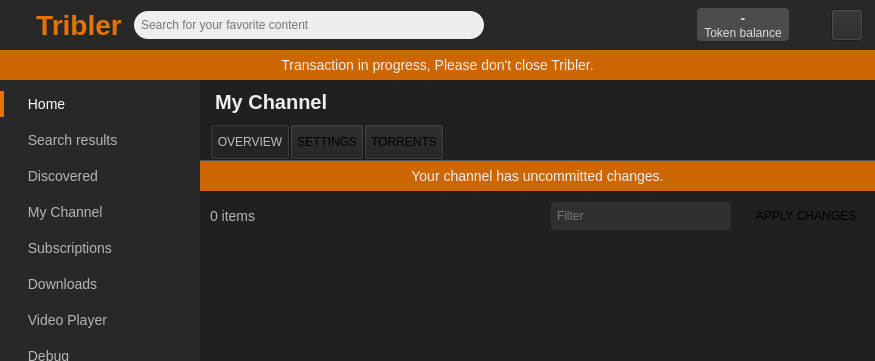
The window that TriblerGUI/qt_resources/mainwindow.ui (Tribler/tribler) describes before a commit, drawn with Qt 5; both pictures show x 0 to 875 and y 0 to 361 of the 875 by 777 pixel window.
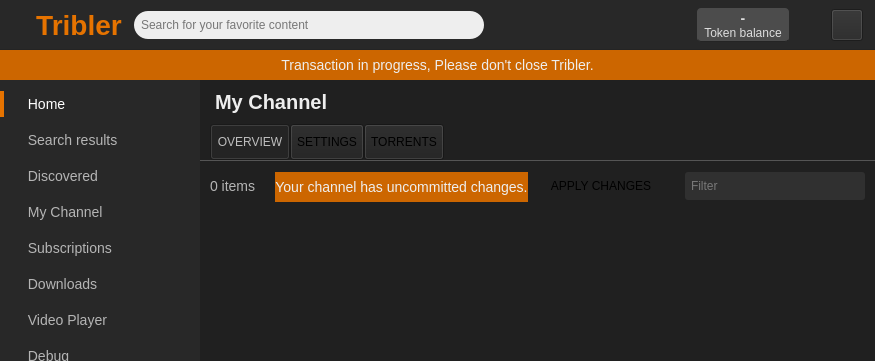
The same window after the commit. The open tabs and pages were chosen to show the change. Icons and pictures are not drawn. Custom widgets are drawn as their Qt base class.

Commit message: hide commit button if not dirty

What changed in the file:
```diff
--- a/TriblerGUI/qt_resources/mainwindow.ui
+++ b/TriblerGUI/qt_resources/mainwindow.ui
@@ -2363,38 +2363,6 @@
                   <property name="bottomMargin">
                    <number>0</number>
                   </property>
-                  <item>
-                   <widget class="QLabel" name="dirty_channel_status_bar">
-                    <property name="sizePolicy">
-                     <sizepolicy hsizetype="Preferred" vsizetype="Fixed">
-                      <horstretch>0</horstretch>
-                      <verstretch>0</verstretch>
-                     </sizepolicy>
-                    </property>
-                    <property name="minimumSize">
-                     <size>
-                      <width>0</width>
-                      <height>30</height>
-                     </size>
-                    </property>
-                    <property name="maximumSize">
-                     <size>
-                      <width>16777215</width>
-                      <height>30</height>
-                     </size>
-                    </property>
-                    <property name="styleSheet">
-                     <string notr="true">font-size: 14px; background-color: #cc6600;
-color: #eee;</string>
-                    </property>
-                    <property name="text">
-                     <string>Your channel has uncommitted changes.</string>
-                    </property>
-                    <property name="alignment">
-                     <set>Qt::AlignCenter</set>
-                    </property>
-                   </widget>
-                  </item>
                   <item>
                    <widget class="QWidget" name="edit_channel_torrents_top_bar" native="true">
                     <property name="minimumSize">
@@ -2467,6 +2435,109 @@
                        </property>
                       </spacer>
                      </item>
+                     <item>
+                      <widget class="QWidget" name="commit_control_bar" native="true">
+                       <property name="sizePolicy">
+                        <sizepolicy hsizetype="Fixed" vsizetype="Preferred">
+                         <horstretch>0</horstretch>
+                         <verstretch>0</verstretch>
+                        </sizepolicy>
+                       </property>
+                       <property name="minimumSize">
+                        <size>
+                         <width>50</width>
+                         <height>0</height>
+                        </size>
+                       </property>
+                       <layout class="QHBoxLayout" name="horizontalLayout_11">
+                        <item>
+                         <widget class="QLabel" name="dirty_channel_status_bar">
+                          <property name="sizePolicy">
+                           <sizepolicy hsizetype="Preferred" vsizetype="Fixed">
+                            <horstretch>0</horstretch>
+                            <verstretch>0</verstretch>
+                           </sizepolicy>
+                          </property>
+                          <property name="minimumSize">
+                           <size>
+                            <width>0</width>
+                            <height>30</height>
+                           </size>
+                          </property>
+                          <property name="maximumSize">
+                           <size>
+                            <width>16777215</width>
+                            <height>30</height>
+                           </size>
+                          </property>
+                          <property name="styleSheet">
+                           <string notr="true">font-size: 14px; background-color: #cc6600;
+color: #eee;</string>
+                          </property>
+                          <property name="text">
+                           <string>Your channel has uncommitted changes.</string>
+                          </property>
+                          <property name="alignment">
+                           <set>Qt::AlignCenter</set>
+                          </property>
+                         </widget>
+                        </item>
+                        <item>
+                         <spacer name="horizontalSpacer_45">
+                          <property name="orientation">
+                           <enum>Qt::Horizontal</enum>
+                          </property>
+                          <property name="sizeHint" stdset="0">
+                           <size>
+                            <width>10</width>
+                            <height>20</height>
+                           </size>
+                          </property>
+                         </spacer>
+                        </item>
+                        <item>
+                         <widget class="EllipseButton" name="edit_channel_commit_button">
+                          <property name="minimumSize">
+                           <size>
+                            <width>0</width>
+                            <height>28</height>
+                           </size>
+                          </property>
+                          <property name="maximumSize">
+                           <size>
+                            <width>16777215</width>
+                            <height>28</height>
+                           </size>
+                          </property>
+                          <property name="styleSheet">
+                           <string notr="true">border-radius: 12px;
+padding-left: 4px;
+padding-right: 4px;</string>
+                          </property>
+                          <property name="text">
+                           <string>APPLY CHANGES</string>
+                          </property>
+                         </widget>
+                        </item>
+                       </layout>
+                      </widget>
+                     </item>
+                     <item>
+                      <spacer name="horizontalSpacer_31">
+                       <property name="orientation">
+                        <enum>Qt::Horizontal</enum>
+                       </property>
+                       <property name="sizeType">
+                        <enum>QSizePolicy::Maximum</enum>
+                       </property>
+                       <property name="sizeHint" stdset="0">
+                        <size>
+                         <width>16</width>
+                         <height>20</height>
+                        </size>
+                       </property>
+                      </spacer>
+                     </item>
                      <item>
                       <widget class="QLineEdit" name="edit_channel_torrents_filter">
                        <property name="sizePolicy">
@@ -2510,46 +2581,6 @@
                        </property>
                       </widget>
                      </item>
-                     <item>
-                      <spacer name="horizontalSpacer_31">
-                       <property name="orientation">
-                        <enum>Qt::Horizontal</enum>
-                       </property>
-                       <property name="sizeType">
-                        <enum>QSizePolicy::Maximum</enum>
-                       </property>
-                       <property name="sizeHint" stdset="0">
-                        <size>
-                         <width>16</width>
-                         <height>20</height>
-                        </size>
-                       </property>
-                      </spacer>
-                     </item>
-                     <item>
-                      <widget class="EllipseButton" name="edit_channel_commit_button">
-                       <property name="minimumSize">
-                        <size>
-                         <width>0</width>
-                         <height>28</height>
-                        </size>
-                       </property>
-                       <property name="maximumSize">
-                        <size>
-                         <width>16777215</width>
-                         <height>28</height>
-                        </size>
-                       </property>
-                       <property name="styleSheet">
-                        <string notr="true">border-radius: 12px;
-padding-left: 4px;
-padding-right: 4px;</string>
-                       </property>
-                       <property name="text">
-                        <string>APPLY CHANGES</string>
-                       </property>
-                      </widget>
-                     </item>
                      <item>
                       <spacer name="horizontalSpacer_36">
                        <property name="orientation">
```
Left out of the diff: 2 changed lines with no effect on the pictures. The commit also changes 1 other file.
